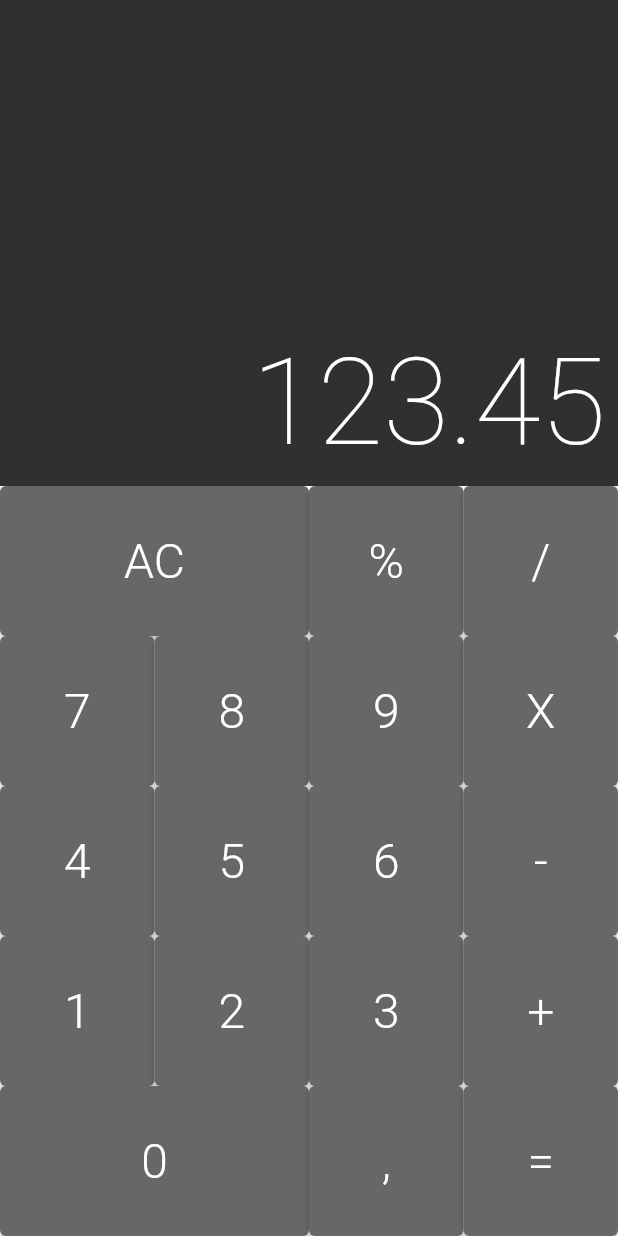
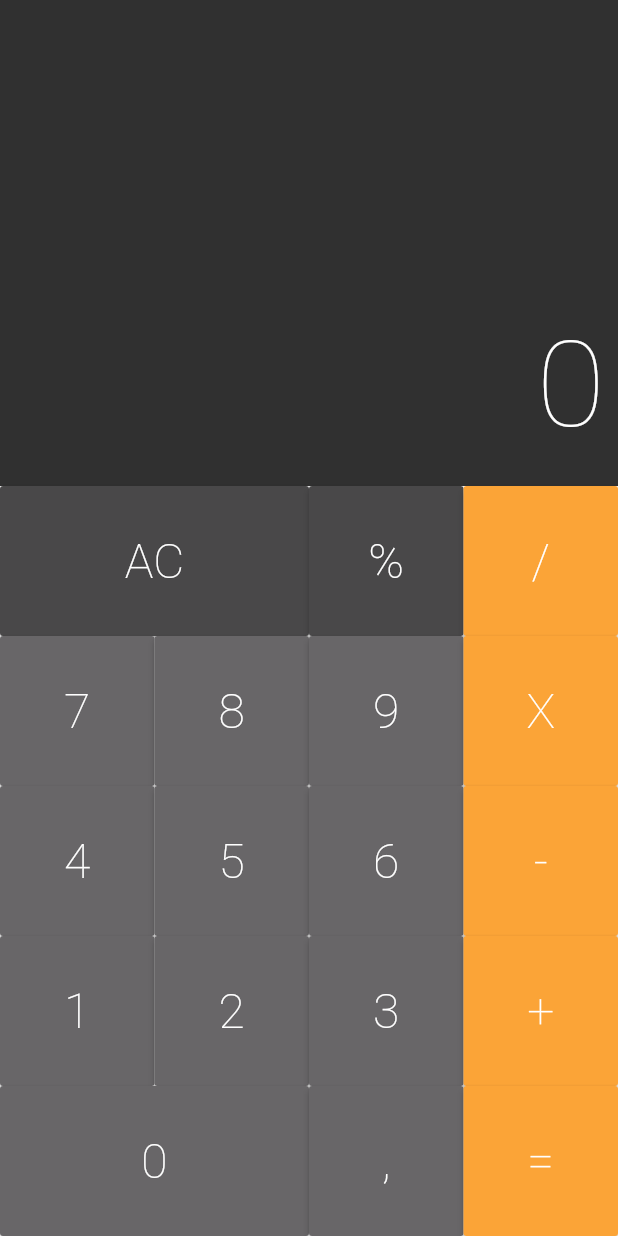
Before and after one commit to WCFX/Flutter-Calculator, a Flutter app: the screen it shows after launch, on a phone screen of 412 x 824 dp. Run offline on Flutter 3.47's test engine with Material 2 defaults, Android fonts, the phone set to English and light mode, and no system bars; drawn by our look-alikes of auto_size_text; Roboto replaces fonts that are missing (Poppins-Thin).

Commit message:
feat: digitos sendo inseridos no display.

```diff
--- a/lib/components/button.dart
+++ b/lib/components/button.dart
@@ -8,30 +8,41 @@ class Button extends StatelessWidget {
   final String text;
   final bool big;
   final Color color;
+  final void Function(String) callback;
 
   Button({
     required this.text,
     this.big = false,
     this.color = DEFAULT,
+    required this.callback,
   });
-  Button.big({
+
+  Button.operation({
     required this.text,
-    this.big = true,
-    this.color = DEFAULT,
+    this.big = false,
+    this.color = OPERATION,
+    required this.callback,
+  });
+
+  Button.dark({
+    required this.text,
+    this.big = false,
+    this.color = DARK,
+    required this.callback,
   });
 
   @override
   Widget build(BuildContext context) {
     return Expanded(
         flex: big ? 2 : 1,
-        child: ElevatedButton(
-          style: ElevatedButton.styleFrom(primary: DEFAULT),
+        child: RaisedButton(
+          color: this.color,
           child: Text(
             text,
             style: TextStyle(
-                color: Colors.white, fontSize: 32, fontWeight: FontWeight.w300),
+                color: Colors.white, fontSize: 32, fontWeight: FontWeight.w200),
           ),
-          onPressed: () {},
+          onPressed: () => callback(text),
         ));
   }
 }
--- a/lib/components/display.dart
+++ b/lib/components/display.dart
@@ -28,7 +28,7 @@ class Display extends StatelessWidget {
                         decoration: TextDecoration.none,
                         fontWeight: FontWeight.w100,
                         fontSize: 80,
-                        fontFamily: 'Poppins-Thin',
+                        fontFamily: 'Poppins',
                         color: Colors.white),
                   ),
                 ),
--- a/lib/components/keyboard.dart
+++ b/lib/components/keyboard.dart
@@ -3,6 +3,10 @@ import 'button_row.dart';
 import 'button.dart';
 
 class Keyboard extends StatelessWidget {
+  final void Function(String) callback;
+
+  Keyboard(this.callback);
+
   @override
   Widget build(BuildContext context) {
     return Container(
@@ -10,32 +14,32 @@ class Keyboard extends StatelessWidget {
       child: Column(
         children: [
           ButtonRow([
-            Button.big(text: 'AC'),
-            Button(text: '%'),
-            Button(text: '/'),
+            Button.dark(text: 'AC', big: true, callback: callback),
+            Button.dark(text: '%', callback: callback),
+            Button.operation(text: '/', callback: callback),
           ]),
           ButtonRow([
-            Button(text: '7'),
-            Button(text: '8'),
-            Button(text: '9'),
-            Button(text: 'X'),
+            Button(text: '7', callback: callback),
+            Button(text: '8', callback: callback),
+            Button(text: '9', callback: callback),
+            Button.operation(text: 'X', callback: callback),
           ]),
           ButtonRow([
-            Button(text: '4'),
-            Button(text: '5'),
-            Button(text: '6'),
-            Button(text: '-'),
+            Button(text: '4', callback: callback),
+            Button(text: '5', callback: callback),
+            Button(text: '6', callback: callback),
+            Button.operation(text: '-', callback: callback),
           ]),
           ButtonRow([
-            Button(text: '1'),
-            Button(text: '2'),
-            Button(text: '3'),
-            Button(text: '+'),
+            Button(text: '1', callback: callback),
+            Button(text: '2', callback: callback),
+            Button(text: '3', callback: callback),
+            Button.operation(text: '+', callback: callback),
           ]),
           ButtonRow([
-            Button.big(text: '0'),
-            Button(text: ','),
-            Button(text: '='),
+            Button(text: '0', big: true, callback: callback),
+            Button(text: ',', callback: callback),
+            Button.operation(text: '=', callback: callback),
           ]),
         ],
       ),
--- a/lib/models/memory.dart
+++ b/lib/models/memory.dart
@@ -1 +1,11 @@
-class Memory {}
+class Memory {
+  String _value = '0';
+
+  void applyCommand(String command) {
+    _value += command;
+  }
+
+  String get value {
+    return _value;
+  }
+}
--- a/lib/views/calculator.dart
+++ b/lib/views/calculator.dart
@@ -1,13 +1,27 @@
 import 'package:flutter/material.dart';
 import '../components/display.dart';
 import '../components/keyboard.dart';
+import '../models/memory.dart';
 
-class Calculator extends StatelessWidget {
+class Calculator extends StatefulWidget {
+  @override
+  _CalculatorState createState() => _CalculatorState();
+}
+
+class _CalculatorState extends State<Calculator> {
+  final Memory memory = Memory();
+
+  _onPressed(String command) {
+    setState(() {
+      memory.applyCommand(command);
+    });
+  }
+
   @override
   Widget build(BuildContext context) {
     return MaterialApp(
         home: Column(
-      children: [Display('123.45'), Keyboard()],
+      children: [Display(memory.value), Keyboard(_onPressed)],
     ));
   }
 }
```
